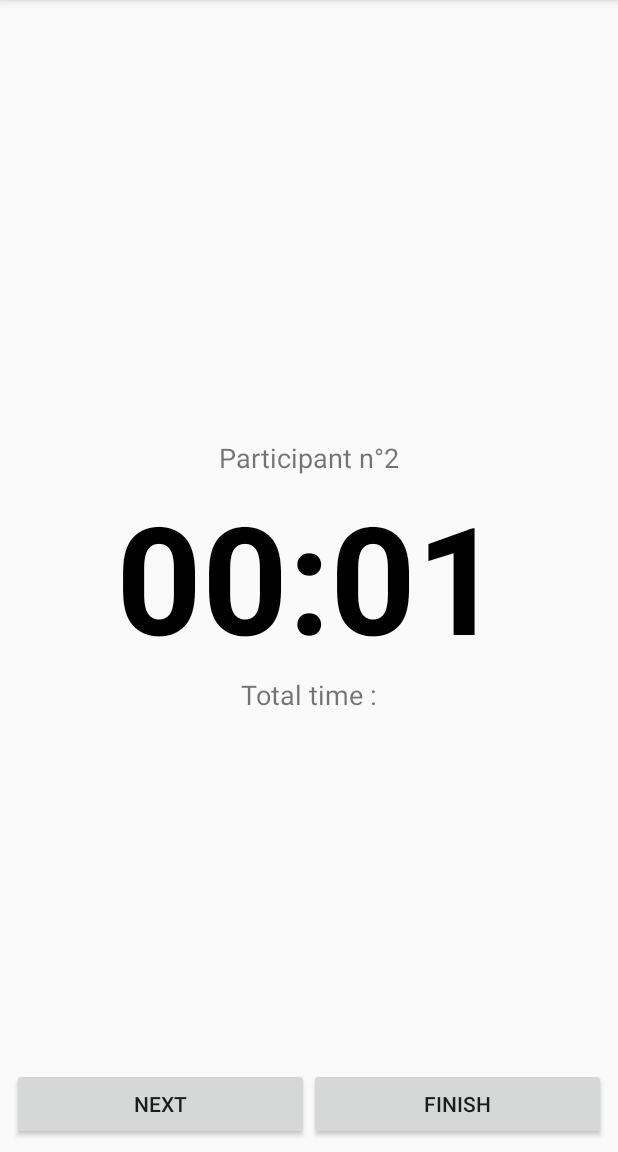
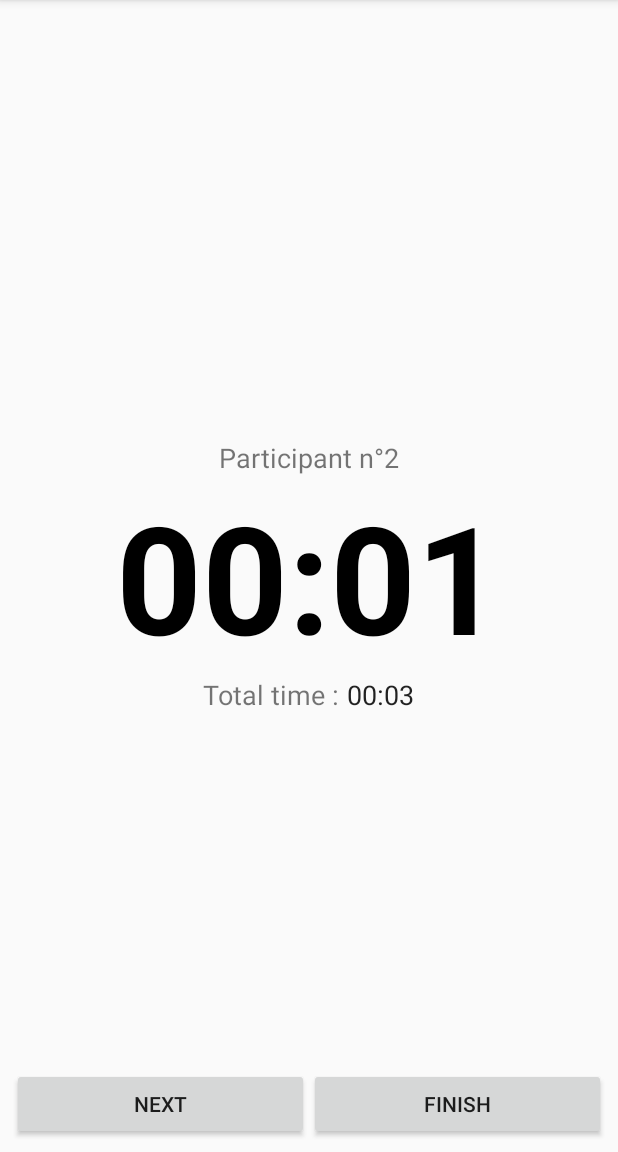
Before and after one commit to campignon/boltscrum, an Android app: the MeetingActivity screen opened directly, with no data from a screen before it, after a tap on "NEXT", on a phone screen of 412 x 824 dp, the part 84-1236 px from its top. Run offline under Robolectric (Android 15) with nearby library versions, the phone set to English and light mode, and no system bars.

Commit message:
Implemented the total timer for the meetings

```diff
--- a/app/src/main/java/com/hexatech/boltscrum/MeetingActivity.java
+++ b/app/src/main/java/com/hexatech/boltscrum/MeetingActivity.java
@@ -15,6 +15,7 @@ public class MeetingActivity extends AppCompatActivity {
 
     private TextView participantNumberTextView;
     private Chronometer mainChronometer;
+    private Chronometer totalChronometer;
 
     private int participantNumber;
     private List<Long> timesList;
@@ -38,20 +39,29 @@ public class MeetingActivity extends AppCompatActivity {
         this.timesList = new ArrayList<>();
 
         this.mainChronometer = findViewById(R.id.mainChronometer);
+        this.totalChronometer = findViewById(R.id.totalChronometer);
 
         Button nextParticipantButton = findViewById(R.id.nextParticipantButton);
         nextParticipantButton.setOnClickListener(this.mOnNextParticipantButtonClickedListener);
 
         nextParticipant();
+        this.totalChronometer.start();
     }
 
     private void nextParticipant() {
+        // If this is not the starting call
+        if (this.participantNumber > 0) {
+            // We get the time from the chronometer
+            long elapsedMillis = SystemClock.elapsedRealtime() - this.mainChronometer.getBase();
+            // We add the time to the times list
+            this.timesList.add(elapsedMillis);
+        }
+        // We reset the main chronometer
+        this.mainChronometer.setBase(SystemClock.elapsedRealtime());
+        this.mainChronometer.start();
         // We increase the participant number
         this.participantNumber++;
         // We change the participant number in the text view
         this.participantNumberTextView.setText(String.valueOf(participantNumber));
-        // We reset the main chronometer
-        this.mainChronometer.setBase(SystemClock.elapsedRealtime());
-        this.mainChronometer.start();
     }
 }
--- a/app/src/main/res/layout/activity_meeting.xml
+++ b/app/src/main/res/layout/activity_meeting.xml
@@ -66,12 +66,18 @@
                 android:text="@string/meeting_total_time_label"
                 android:textSize="18sp" />
 
-            <TextView
-                android:id="@+id/totalTimeTextView"
+            <Space
+                android:layout_width="5dp"
+                android:layout_height="match_parent"
+                android:layout_weight="1" />
+
+            <Chronometer
+                android:id="@+id/totalChronometer"
                 android:layout_width="wrap_content"
                 android:layout_height="wrap_content"
                 android:layout_weight="1"
                 android:textSize="18sp" />
+
         </LinearLayout>
     </LinearLayout>
 
--- a/app/src/main/res/values/strings.xml
+++ b/app/src/main/res/values/strings.xml
@@ -22,7 +22,7 @@
     <!-- Strings for the Meeting activity -->
     <string name="meeting_next_participant_button">Next</string>
     <string name="meeting_end_meeting_button">Finish</string>
-    <string name="meeting_total_time_label">Total time : </string>
+    <string name="meeting_total_time_label">Total time :</string>
     <string name="meeting_participant_number_label">Participant n°</string>
 
 </resources>
```
